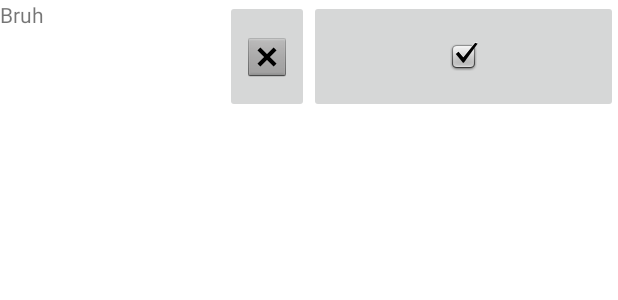
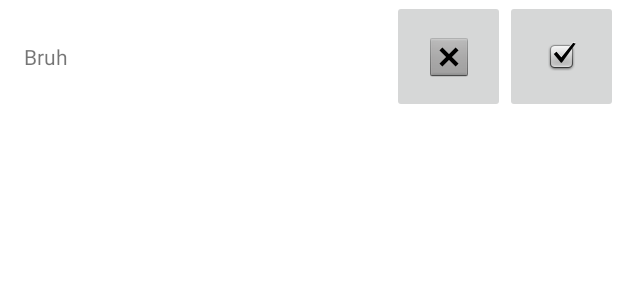
Before and after one commit to Goosoe/PhoneFileTransfer, an Android app: the layout request_list_item.xml on its own in the app's theme, with its tools: preview values and no code run, on a phone screen of 412 x 824 dp. Shown: the top 300 px of the screen. Run offline under Robolectric (Android 15) with nearby library versions, the phone set to English and light mode, and no system bars.

Commit message:
WIP: updating the request card

```diff
--- a/app/src/main/res/layout/request_list_item.xml
+++ b/app/src/main/res/layout/request_list_item.xml
@@ -1,37 +1,60 @@
 <FrameLayout xmlns:android="http://schemas.android.com/apk/res/android"
     xmlns:app="http://schemas.android.com/apk/res-auto"
+    xmlns:tools="http://schemas.android.com/tools"
     android:layout_width="match_parent"
     android:layout_height="@dimen/list_element_height"
-    android:gravity="center_vertical">
+    android:gravity="center_vertical"
+    android:minWidth="200dp">
 
     <LinearLayout
         android:layout_width="match_parent"
         android:layout_height="match_parent"
+        android:layout_marginStart="16dp"
         android:orientation="horizontal">
+
+        <androidx.constraintlayout.widget.ConstraintLayout
+            android:id="@+id/constraintLayout"
+            android:layout_width="match_parent"
+            android:layout_height="match_parent">
 
             <TextView
                 android:id="@+id/textView"
-            android:layout_width="wrap_content"
-            android:layout_height="match_parent"
+                android:layout_width="0dp"
+                android:layout_height="wrap_content"
                 android:minWidth="150dp"
-            android:text="Bruh" />
+                android:text="Bruh"
+                app:layout_constraintBottom_toBottomOf="parent"
+                app:layout_constraintEnd_toStartOf="@+id/denyConn"
+                app:layout_constraintStart_toStartOf="parent"
+                app:layout_constraintTop_toTopOf="parent" />
 
             <ImageButton
                 android:id="@+id/denyConn"
-            android:layout_width="wrap_content"
-            android:layout_height="match_parent"
-            android:maxWidth="50dp"
+                android:layout_width="75dp"
+                android:layout_height="75dp"
+                android:maxWidth="75dp"
+                android:minWidth="25dp"
                 android:src="@android:drawable/btn_dialog"
+                app:layout_constraintBottom_toBottomOf="parent"
+                app:layout_constraintEnd_toStartOf="@+id/acceptConn"
+                app:layout_constraintTop_toTopOf="parent"
+                app:layout_constraintVertical_bias="0.0"
                 app:srcCompat="@android:drawable/btn_dialog" />
 
             <ImageButton
                 android:id="@+id/acceptConn"
-            android:layout_width="wrap_content"
-            android:layout_height="match_parent"
-            android:layout_weight="1"
-            android:maxWidth="50dp"
+                android:layout_width="75dp"
+                android:layout_height="75dp"
+                android:maxWidth="75dp"
+                android:minWidth="25dp"
                 android:src="@android:drawable/checkbox_on_background"
+                app:layout_constraintBottom_toBottomOf="parent"
+                app:layout_constraintEnd_toEndOf="parent"
+                app:layout_constraintTop_toTopOf="parent"
                 app:srcCompat="@android:drawable/checkbox_on_background" />
+
+        </androidx.constraintlayout.widget.ConstraintLayout>
+
     </LinearLayout>
 
 </FrameLayout>
```
Lines whose indentation alone changed are shown as unchanged.
